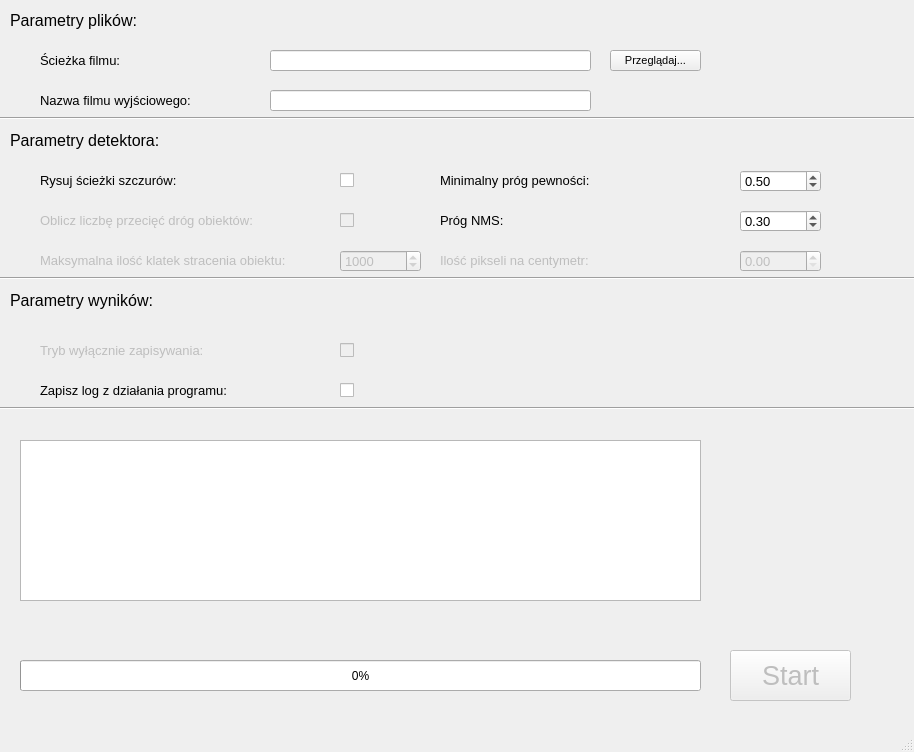
The window that windowView.ui (rdelgiudi/detekcja-yolo-szczury) describes before a commit, drawn with Qt 5.
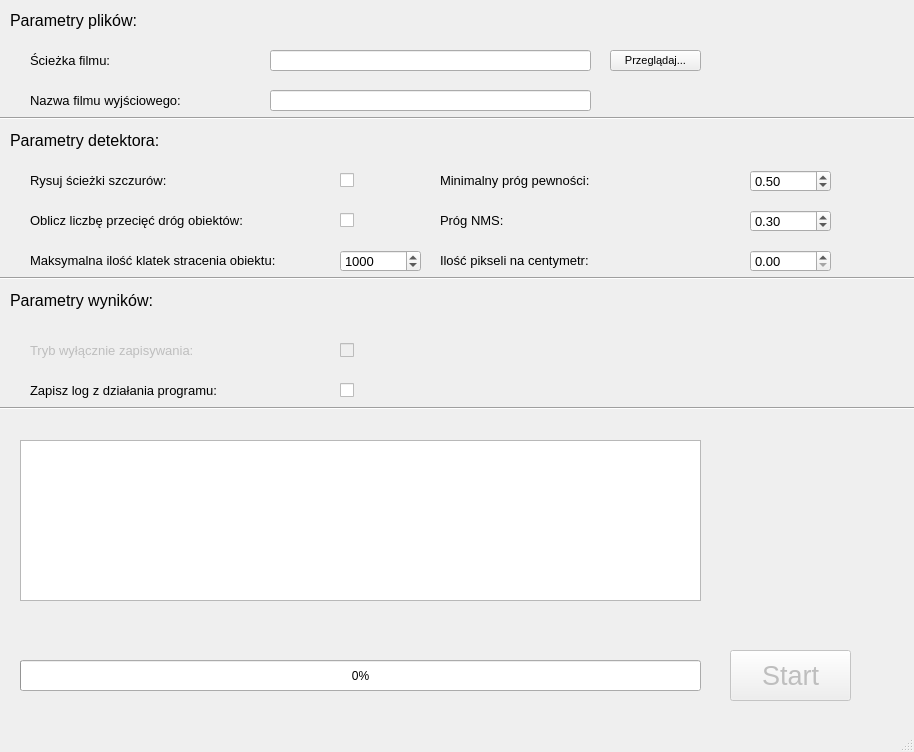
The same window after the commit.

```diff
--- a/windowView.ui
+++ b/windowView.ui
@@ -56,7 +56,7 @@
    <widget class="QLabel" name="pathLabel">
     <property name="geometry">
      <rect>
-      <x>40</x>
+      <x>30</x>
       <y>50</y>
       <width>191</width>
       <height>21</height>
@@ -104,7 +104,7 @@
    <widget class="QLabel" name="oPathLabel">
     <property name="geometry">
      <rect>
-      <x>40</x>
+      <x>30</x>
       <y>90</y>
       <width>191</width>
       <height>21</height>
@@ -194,7 +194,7 @@
    <widget class="QDoubleSpinBox" name="confidenceSpinBox">
     <property name="geometry">
      <rect>
-      <x>740</x>
+      <x>750</x>
       <y>170</y>
       <width>81</width>
       <height>22</height>
@@ -218,7 +218,7 @@
    <widget class="QDoubleSpinBox" name="thresholdSpinBox">
     <property name="geometry">
      <rect>
-      <x>740</x>
+      <x>750</x>
       <y>210</y>
       <width>81</width>
       <height>22</height>
@@ -242,9 +242,9 @@
    <widget class="QLabel" name="drawpathsLabel">
     <property name="geometry">
      <rect>
-      <x>40</x>
+      <x>30</x>
       <y>170</y>
-      <width>261</width>
+      <width>301</width>
       <height>21</height>
      </rect>
     </property>
@@ -330,7 +330,7 @@
     </property>
     <property name="geometry">
      <rect>
-      <x>40</x>
+      <x>30</x>
       <y>340</y>
       <width>261</width>
       <height>21</height>
@@ -397,11 +397,11 @@
    </widget>
    <widget class="QLabel" name="maxlossLabel">
     <property name="enabled">
-     <bool>false</bool>
+     <bool>true</bool>
     </property>
     <property name="geometry">
      <rect>
-      <x>40</x>
+      <x>30</x>
       <y>250</y>
       <width>261</width>
       <height>21</height>
@@ -418,7 +418,7 @@
    </widget>
    <widget class="QSpinBox" name="maxlossSpinBox">
     <property name="enabled">
-     <bool>false</bool>
+     <bool>true</bool>
     </property>
     <property name="geometry">
      <rect>
@@ -433,6 +433,9 @@
       <pointsize>10</pointsize>
      </font>
     </property>
+    <property name="toolTip">
+     <string>&lt;html&gt;&lt;head/&gt;&lt;body&gt;&lt;p&gt;Liczba określa na ile klatek może być stracony obiekt, zanim dane o jego ścieżce zostaną wyczyszczone.&lt;/p&gt;&lt;/body&gt;&lt;/html&gt;</string>
+    </property>
     <property name="maximum">
      <number>9999</number>
     </property>
@@ -442,11 +445,11 @@
    </widget>
    <widget class="QLabel" name="calccrossLabel">
     <property name="enabled">
-     <bool>false</bool>
+     <bool>true</bool>
     </property>
     <property name="geometry">
      <rect>
-      <x>40</x>
+      <x>30</x>
       <y>210</y>
       <width>261</width>
       <height>21</height>
@@ -463,7 +466,7 @@
    </widget>
    <widget class="QCheckBox" name="calccrossCheckBox">
     <property name="enabled">
-     <bool>false</bool>
+     <bool>true</bool>
     </property>
     <property name="geometry">
      <rect>
@@ -494,7 +497,7 @@
     </property>
     <property name="geometry">
      <rect>
-      <x>40</x>
+      <x>30</x>
       <y>380</y>
       <width>261</width>
       <height>21</height>
@@ -575,7 +578,7 @@
    </widget>
    <widget class="QLabel" name="pixelspercmLabel">
     <property name="enabled">
-     <bool>false</bool>
+     <bool>true</bool>
     </property>
     <property name="geometry">
      <rect>
@@ -596,11 +599,11 @@
    </widget>
    <widget class="QDoubleSpinBox" name="pixelspercmSpinBox">
     <property name="enabled">
-     <bool>false</bool>
+     <bool>true</bool>
     </property>
     <property name="geometry">
      <rect>
-      <x>740</x>
+      <x>750</x>
       <y>250</y>
       <width>81</width>
       <height>22</height>
```
